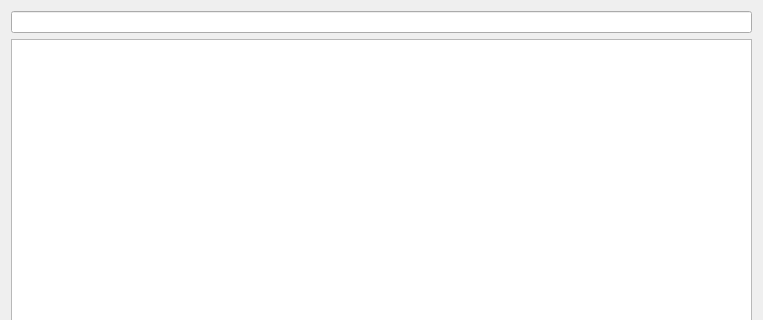
Above: editor/echo/Base/UI/NewNodeDialog/NewNodeDialog.ui from timi-liuliang/echo before the change; both pictures show x 0 to 763 and y 0 to 320 of the 763 by 476 pixel window. Below: the same form after it.
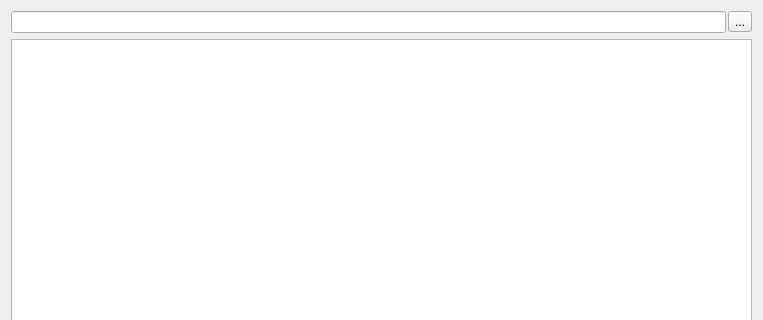
That is the form after the change. Icons and pictures are not drawn.

Commit message: NewNodeDialog support shows nodes by module #249

Patch:
```diff
--- a/editor/echo/Base/UI/NewNodeDialog/NewNodeDialog.ui
+++ b/editor/echo/Base/UI/NewNodeDialog/NewNodeDialog.ui
@@ -15,7 +15,31 @@
   </property>
   <layout class="QVBoxLayout" name="verticalLayout">
    <item>
-    <widget class="QLineEdit" name="lineEdit"/>
+    <layout class="QHBoxLayout" name="horizontalLayout_2">
+     <property name="spacing">
+      <number>2</number>
+     </property>
+     <item>
+      <widget class="QLineEdit" name="lineEdit"/>
+     </item>
+     <item>
+      <widget class="QToolButton" name="m_viewNodeButton">
+       <property name="toolTip">
+        <string>Display node by Module</string>
+       </property>
+       <property name="statusTip">
+        <string/>
+       </property>
+       <property name="text">
+        <string>...</string>
+       </property>
+       <property name="icon">
+        <iconset resource="../../../Resource/App.qrc">
+         <normaloff>:/icon/Icon/res/view_type_list.png</normaloff>:/icon/Icon/res/view_type_list.png</iconset>
+       </property>
+      </widget>
+     </item>
+    </layout>
    </item>
    <item>
     <widget class="QTreeWidget" name="m_treeWidget">
```
The commit also changes 3 other files.
